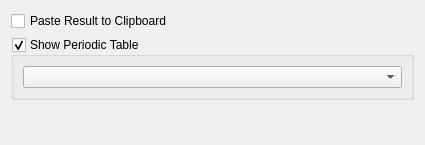
Above: plasmoid/applet/psePlasmoid/Molmassconfig.ui from KDE/kalzium before the change. Below: the same form after it.
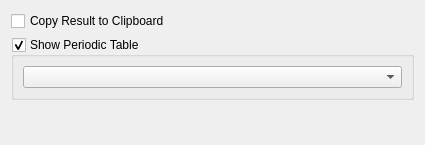
That is the form after the change. Custom widgets are drawn as their Qt base class.

Commit message:
Adjust string to be more accurate.
It felt right to change the internal name of the checkbox as well.

Diff of the .ui file:
```diff
--- a/plasmoid/applet/psePlasmoid/Molmassconfig.ui
+++ b/plasmoid/applet/psePlasmoid/Molmassconfig.ui
@@ -23,7 +23,7 @@
    <item row="0" column="0">
     <widget class="QCheckBox" name="pasteToCliboard">
      <property name="text">
-      <string>Paste Result to Clipboard</string>
+      <string>Copy Result to Clipboard</string>
      </property>
     </widget>
    </item>
```
Left out of the diff: 2 changed lines with no effect on the pictures. The commit also changes 1 other file.
